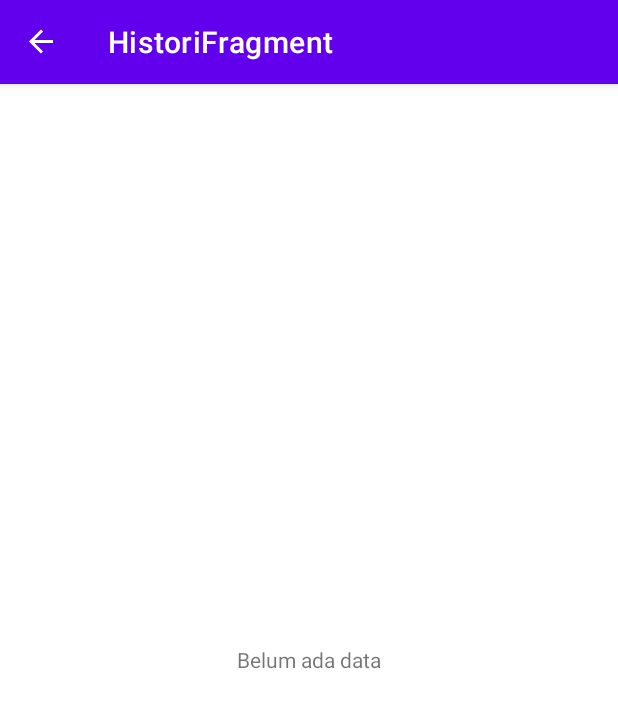
After one commit to D3IF-Cool/4304-hitung-bmi-hmfzh, an Android app: the HistoriFragment screen opened through its navigation route, on a phone screen of 412 x 824 dp. The commit adds this screen. Shown: the top 708 px of the screen. Run offline under Robolectric (Android 15) with nearby library versions, the phone set to English and light mode, and no system bars; our stand-ins replace Room's generated code, navigation-ui.

Commit message:
3.6.Mengambil data dari database

```diff
--- a/app/src/main/java/com/d3if0028/hitungbmi/db/BmiDao.kt
+++ b/app/src/main/java/com/d3if0028/hitungbmi/db/BmiDao.kt
@@ -11,6 +11,6 @@ interface BmiDao {
     @Insert
     fun insert(bmi: BmiEntity)
 
-    @Query("SELECT * FROM bmi ORDER BY id DESC LIMIT 1")
-    fun getLastBmi(): LiveData<BmiEntity?>
+    @Query("SELECT * FROM bmi ORDER BY id DESC")
+    fun getLastBmi(): LiveData<List<BmiEntity>>
 }
--- /dev/null
+++ b/app/src/main/java/com/d3if0028/hitungbmi/ui/histori/HistoriFragment.kt
@@ -0,0 +1,34 @@
+package com.d3if0028.hitungbmi.ui.histori
+
+import android.os.Bundle
+import android.util.Log
+import android.view.LayoutInflater
+import android.view.View
+import android.view.ViewGroup
+import androidx.fragment.app.Fragment
+import androidx.lifecycle.ViewModelProvider
+import com.d3if0028.hitungbmi.databinding.FragmentHistoriBinding
+import com.d3if0028.hitungbmi.db.BmiDb
+
+class HistoriFragment : Fragment(){
+
+    private val viewModel: HistoriViewModel by lazy {
+        val db = BmiDb.getInstance(requireContext())
+        val factory = HistoriViewModelFactory(db.dao)
+        ViewModelProvider(this, factory).get(HistoriViewModel::class.java)
+    }
+
+    private lateinit var binding: FragmentHistoriBinding
+
+    override fun onCreateView(inflater: LayoutInflater, container: ViewGroup?, savedInstanceState: Bundle?): View? {
+        binding = FragmentHistoriBinding.inflate(layoutInflater, container, false)
+        return binding.root
+    }
+
+    override fun onViewCreated(view: View, savedInstanceState: Bundle?) {
+        super.onViewCreated(view, savedInstanceState)
+        viewModel.data.observe(viewLifecycleOwner, {
+            Log.d("HistoriFragment", "Jumlah data: ${it.size}")
+        })
+    }
+}
--- /dev/null
+++ b/app/src/main/java/com/d3if0028/hitungbmi/ui/histori/HistoriViewModel.kt
@@ -0,0 +1,8 @@
+package com.d3if0028.hitungbmi.ui.histori
+
+import androidx.lifecycle.ViewModel
+import com.d3if0028.hitungbmi.db.BmiDao
+
+class HistoriViewModel(db: BmiDao) : ViewModel() {
+    val data = db.getLastBmi()
+}
--- /dev/null
+++ b/app/src/main/java/com/d3if0028/hitungbmi/ui/histori/HistoriViewModelFactory.kt
@@ -0,0 +1,17 @@
+package com.d3if0028.hitungbmi.ui.histori
+
+import androidx.lifecycle.ViewModel
+import androidx.lifecycle.ViewModelProvider
+import com.d3if0028.hitungbmi.db.BmiDao
+
+class HistoriViewModelFactory(
+    private val db: BmiDao
+    ) : ViewModelProvider.Factory {
+    @Suppress("unchecked_cast")
+    override fun <T : ViewModel?> create(modelClass: Class<T>): T {
+        if (modelClass.isAssignableFrom(HistoriViewModel::class.java)) {
+            return HistoriViewModel(db) as T
+        }
+            throw IllegalArgumentException("Unknown ViewModel class")
+        }
+    }
--- a/app/src/main/java/com/d3if0028/hitungbmi/ui/hitung/HitungViewModel.kt
+++ b/app/src/main/java/com/d3if0028/hitungbmi/ui/hitung/HitungViewModel.kt
@@ -17,7 +17,6 @@ class HitungViewModel(private val db: BmiDao) : ViewModel() {
     private val hasilBmi = MutableLiveData<HasilBmi?>()
 
     private val navigasi = MutableLiveData<KategoriBmi?>()
-    val data = db.getLastBmi()
 
     fun hitungBmi(berat: String, tinggi: String, isMale: Boolean) {
         val tinggiCm = tinggi.toFloat() / 100
--- /dev/null
+++ b/app/src/main/res/drawable/ic_baseline_history.xml
@@ -0,0 +1,5 @@
+<vector android:height="24dp" android:tint="#FFFFFF"
+    android:viewportHeight="24" android:viewportWidth="24"
+    android:width="24dp" xmlns:android="http://schemas.android.com/apk/res/android">
+    <path android:fillColor="@android:color/white" android:pathData="M13,3c-4.97,0 -9,4.03 -9,9L1,12l3.89,3.89 0.07,0.14L9,12L6,12c0,-3.87 3.13,-7 7,-7s7,3.13 7,7 -3.13,7 -7,7c-1.93,0 -3.68,-0.79 -4.94,-2.06l-1.42,1.42C8.27,19.99 10.51,21 13,21c4.97,0 9,-4.03 9,-9s-4.03,-9 -9,-9zM12,8v5l4.28,2.54 0.72,-1.21 -3.5,-2.08L13.5,8L12,8z"/>
+</vector>
--- /dev/null
+++ b/app/src/main/res/layout/fragment_histori.xml
@@ -0,0 +1,12 @@
+<?xml version="1.0" encoding="utf-8"?>
+<FrameLayout xmlns:android="http://schemas.android.com/apk/res/android"
+    android:layout_width="match_parent"
+    android:layout_height="match_parent">
+
+    <TextView android:id="@+id/emptyView"
+        android:layout_width="wrap_content"
+        android:layout_height="wrap_content"
+        android:layout_gravity="center"
+        android:text="@string/belum_ada_data" />
+
+</FrameLayout>
--- a/app/src/main/res/menu/option_menu.xml
+++ b/app/src/main/res/menu/option_menu.xml
@@ -1,6 +1,11 @@
 <?xml version="1.0" encoding="utf-8"?>
 <menu xmlns:android="http://schemas.android.com/apk/res/android"
     xmlns:app="http://schemas.android.com/apk/res-auto">
+    <item android:id="@+id/menu_histori"
+        android:icon="@drawable/ic_baseline_history"
+        android:title="@string/histori"
+        app:showAsAction="ifRoom" />
+
     <item
         android:id="@+id/menu_about"
         android:title="@string/tentang_aplikasi"
--- a/app/src/main/res/values/strings.xml
+++ b/app/src/main/res/values/strings.xml
@@ -29,4 +29,6 @@
     <string name="tentang_aplikasi">Tentang Aplikasi</string>
     <string name="bagikan">Bagikan</string>
     <string name="bagikan_template">Berat badan: %1$s kg\nTinggi badan: %2$s cm\nJenis kelamin: %3$s\n\n%4$s\n%5$s </string>
+    <string name="belum_ada_data">Belum ada data</string>
+    <string name="histori">Histori</string>
 </resources>
```
Also changed, not shown: app/src/main/java/com/d3if0028/hitungbmi/ui/hitung/HitungFragment.kt (+11 -13 lines), app/src/main/res/navigation/navigation.xml (+8 -0 lines), 2 other files.
